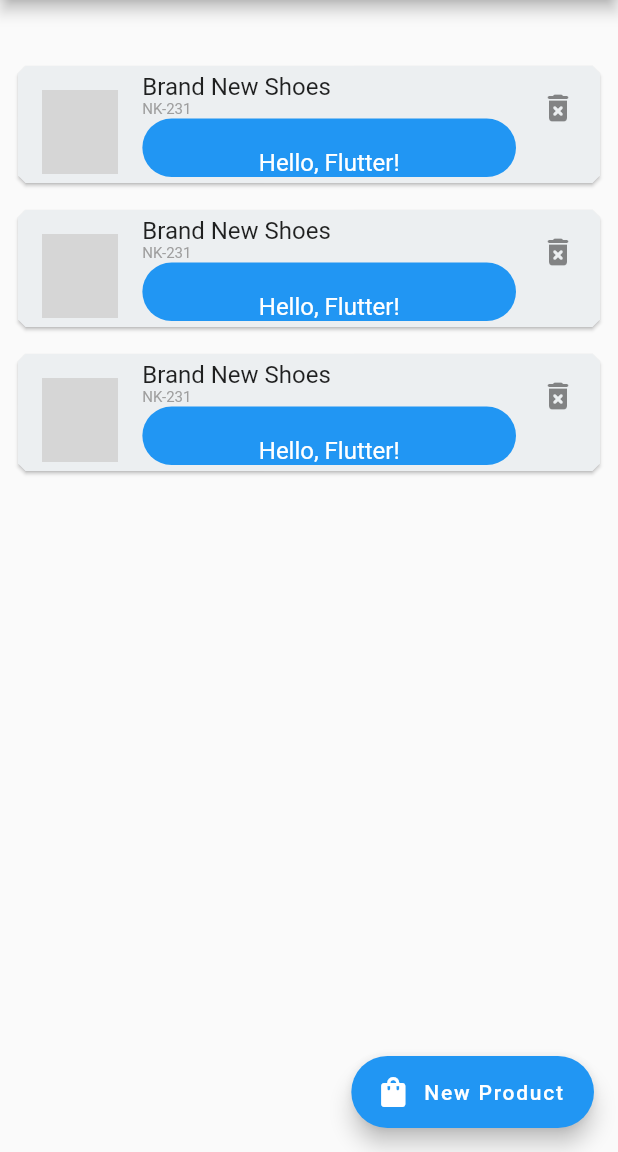
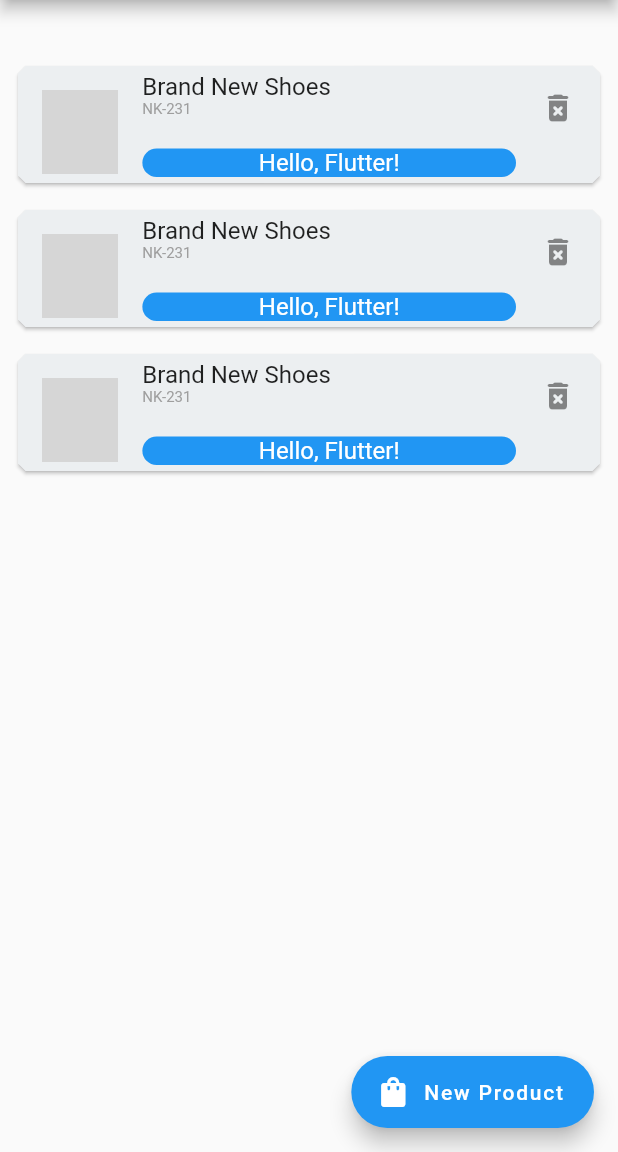
Before and after one commit to abdlh05/UMC_Tugas2, a Flutter app: the screen it shows after launch, on a phone screen of 412 x 824 dp, the part 84-1236 px from its top. Run offline on Flutter 3.47's test engine with Material 2 defaults, Android fonts, the phone set to English and light mode, and no system bars; network calls fail; grey boxes are pictures that could not be loaded.

```diff
--- a/lib/main.dart
+++ b/lib/main.dart
@@ -68,7 +68,7 @@ class MyHomePage extends StatelessWidget {
                       )
                     ]),
                     subtitle: Container(
-                      padding: EdgeInsets.only(top: 20),
+                      margin: EdgeInsets.only(top: 20),
                       decoration: BoxDecoration(
                           color: Colors.blue,
                           border: Border.all(
```
Also changed, not shown: 1 other file.
